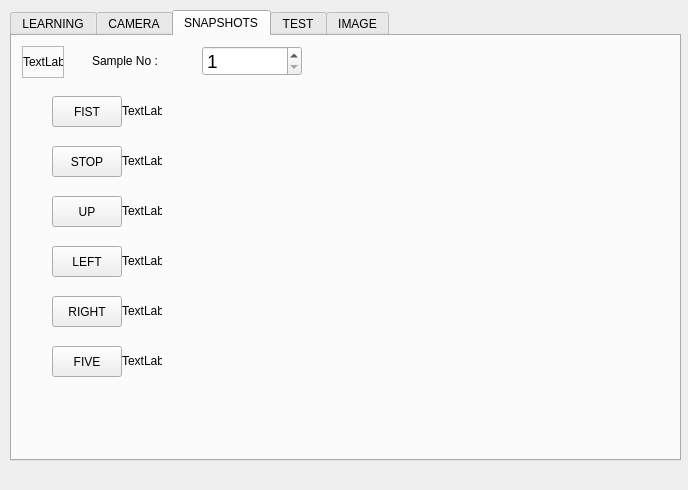
Old version of the form mainwindow.ui in the repository ahmetcihan/hand_recognition.
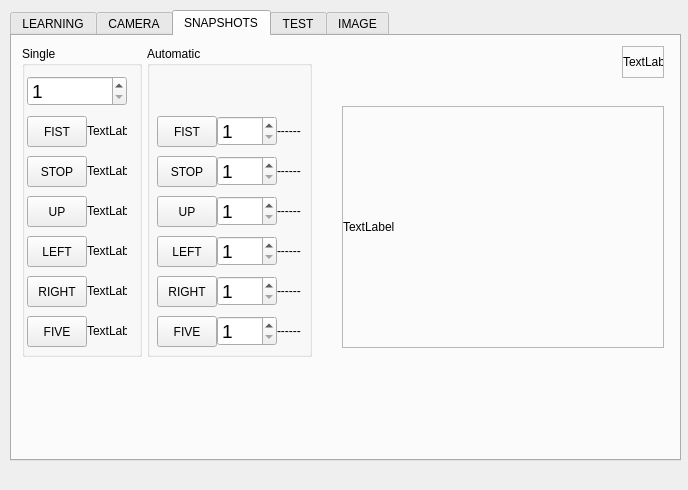
New version of the form. The open tabs and pages were chosen to show the change.

Commit message: worked perfect with 500 samples

```diff
--- a/mainwindow.ui
+++ b/mainwindow.ui
@@ -597,24 +597,52 @@
      <attribute name="title">
       <string>SNAPSHOTS</string>
      </attribute>
-     <widget class="QPushButton" name="pushButton_snapshot_left">
+     <widget class="QFrame" name="frame_3">
       <property name="geometry">
        <rect>
-        <x>40</x>
-        <y>210</y>
-        <width>70</width>
-        <height>31</height>
+        <x>610</x>
+        <y>10</y>
+        <width>42</width>
+        <height>32</height>
+       </rect>
+      </property>
+      <property name="frameShape">
+       <enum>QFrame::StyledPanel</enum>
+      </property>
+      <property name="frameShadow">
+       <enum>QFrame::Raised</enum>
+      </property>
+      <widget class="QLabel" name="label_video_small_monochrome_2">
+       <property name="geometry">
+        <rect>
+         <x>1</x>
+         <y>1</y>
+         <width>40</width>
+         <height>30</height>
        </rect>
       </property>
       <property name="text">
-       <string>LEFT</string>
-      </property>
-     </widget>
+        <string>TextLabel</string>
+       </property>
+      </widget>
+     </widget>
+     <widget class="QGroupBox" name="groupBox_2">
+      <property name="geometry">
+       <rect>
+        <x>10</x>
+        <y>10</y>
+        <width>120</width>
+        <height>311</height>
+       </rect>
+      </property>
+      <property name="title">
+       <string>Single</string>
+      </property>
      <widget class="QLabel" name="label_snapshot_five">
       <property name="geometry">
        <rect>
-        <x>110</x>
-        <y>310</y>
+         <x>65</x>
+         <y>270</y>
         <width>40</width>
         <height>30</height>
        </rect>
@@ -623,50 +651,37 @@
        <string>TextLabel</string>
       </property>
      </widget>
-     <widget class="QLabel" name="label_snapshot_stop">
+      <widget class="QPushButton" name="pushButton_snapshot_left">
       <property name="geometry">
        <rect>
-        <x>110</x>
+         <x>5</x>
+         <y>190</y>
+         <width>60</width>
+         <height>31</height>
+        </rect>
+       </property>
+       <property name="text">
+        <string>LEFT</string>
+       </property>
+      </widget>
+      <widget class="QPushButton" name="pushButton_snapshot_stop">
+       <property name="geometry">
+        <rect>
+         <x>5</x>
         <y>110</y>
-        <width>40</width>
-        <height>30</height>
-       </rect>
-      </property>
-      <property name="text">
-       <string>TextLabel</string>
-      </property>
-     </widget>
-     <widget class="QPushButton" name="pushButton_snapshot_up">
-      <property name="geometry">
-       <rect>
-        <x>40</x>
-        <y>160</y>
-        <width>70</width>
+         <width>60</width>
         <height>31</height>
        </rect>
       </property>
       <property name="text">
-       <string>UP</string>
-      </property>
-     </widget>
-     <widget class="QPushButton" name="pushButton_snapshot_fist">
-      <property name="geometry">
-       <rect>
-        <x>40</x>
-        <y>60</y>
-        <width>70</width>
-        <height>31</height>
-       </rect>
-      </property>
-      <property name="text">
-       <string>FIST</string>
+        <string>STOP</string>
       </property>
      </widget>
      <widget class="QLabel" name="label_snapshot_up">
       <property name="geometry">
        <rect>
-        <x>110</x>
-        <y>160</y>
+         <x>65</x>
+         <y>150</y>
         <width>40</width>
         <height>30</height>
        </rect>
@@ -675,25 +690,12 @@
        <string>TextLabel</string>
       </property>
      </widget>
-     <widget class="QPushButton" name="pushButton_snapshot_right">
-      <property name="geometry">
-       <rect>
-        <x>40</x>
-        <y>260</y>
-        <width>70</width>
-        <height>31</height>
-       </rect>
-      </property>
-      <property name="text">
-       <string>RIGHT</string>
-      </property>
-     </widget>
      <widget class="QPushButton" name="pushButton_snapshot_five">
       <property name="geometry">
        <rect>
-        <x>40</x>
-        <y>310</y>
-        <width>70</width>
+         <x>5</x>
+         <y>270</y>
+         <width>60</width>
         <height>31</height>
        </rect>
       </property>
@@ -701,37 +703,11 @@
        <string>FIVE</string>
       </property>
      </widget>
-     <widget class="QLabel" name="label_snapshot_left">
-      <property name="geometry">
-       <rect>
-        <x>110</x>
-        <y>210</y>
-        <width>40</width>
-        <height>30</height>
-       </rect>
-      </property>
-      <property name="text">
-       <string>TextLabel</string>
-      </property>
-     </widget>
-     <widget class="QLabel" name="label_snapshot_right">
-      <property name="geometry">
-       <rect>
-        <x>110</x>
-        <y>260</y>
-        <width>40</width>
-        <height>30</height>
-       </rect>
-      </property>
-      <property name="text">
-       <string>TextLabel</string>
-      </property>
-     </widget>
      <widget class="QLabel" name="label_snapshot_fist">
       <property name="geometry">
        <rect>
-        <x>110</x>
-        <y>60</y>
+         <x>65</x>
+         <y>70</y>
         <width>40</width>
         <height>30</height>
        </rect>
@@ -740,37 +716,37 @@
        <string>TextLabel</string>
       </property>
      </widget>
-     <widget class="QPushButton" name="pushButton_snapshot_stop">
+      <widget class="QLabel" name="label_snapshot_right">
       <property name="geometry">
        <rect>
-        <x>40</x>
-        <y>110</y>
-        <width>70</width>
+         <x>65</x>
+         <y>230</y>
+         <width>40</width>
+         <height>30</height>
+        </rect>
+       </property>
+       <property name="text">
+        <string>TextLabel</string>
+       </property>
+      </widget>
+      <widget class="QPushButton" name="pushButton_snapshot_up">
+       <property name="geometry">
+        <rect>
+         <x>5</x>
+         <y>150</y>
+         <width>60</width>
         <height>31</height>
        </rect>
       </property>
       <property name="text">
-       <string>STOP</string>
-      </property>
-     </widget>
-     <widget class="QLabel" name="label">
-      <property name="geometry">
-       <rect>
-        <x>80</x>
-        <y>10</y>
-        <width>100</width>
-        <height>30</height>
-       </rect>
-      </property>
-      <property name="text">
-       <string>Sample No :</string>
+        <string>UP</string>
       </property>
      </widget>
      <widget class="QSpinBox" name="spinBox_snapshot_no">
       <property name="geometry">
        <rect>
-        <x>190</x>
-        <y>10</y>
+         <x>5</x>
+         <y>30</y>
         <width>100</width>
         <height>30</height>
        </rect>
@@ -787,13 +763,361 @@
        <number>200</number>
       </property>
      </widget>
-     <widget class="QFrame" name="frame_3">
+      <widget class="QPushButton" name="pushButton_snapshot_fist">
       <property name="geometry">
        <rect>
-        <x>10</x>
+         <x>5</x>
+         <y>70</y>
+         <width>60</width>
+         <height>31</height>
+        </rect>
+       </property>
+       <property name="text">
+        <string>FIST</string>
+       </property>
+      </widget>
+      <widget class="QPushButton" name="pushButton_snapshot_right">
+       <property name="geometry">
+        <rect>
+         <x>5</x>
+         <y>230</y>
+         <width>60</width>
+         <height>31</height>
+        </rect>
+       </property>
+       <property name="text">
+        <string>RIGHT</string>
+       </property>
+      </widget>
+      <widget class="QLabel" name="label_snapshot_left">
+       <property name="geometry">
+        <rect>
+         <x>65</x>
+         <y>190</y>
+         <width>40</width>
+         <height>30</height>
+        </rect>
+       </property>
+       <property name="text">
+        <string>TextLabel</string>
+       </property>
+      </widget>
+      <widget class="QLabel" name="label_snapshot_stop">
+       <property name="geometry">
+        <rect>
+         <x>65</x>
+         <y>110</y>
+         <width>40</width>
+         <height>30</height>
+        </rect>
+       </property>
+       <property name="text">
+        <string>TextLabel</string>
+       </property>
+      </widget>
+     </widget>
+     <widget class="QGroupBox" name="groupBox_3">
+      <property name="geometry">
+       <rect>
+        <x>135</x>
         <y>10</y>
-        <width>42</width>
-        <height>32</height>
+        <width>165</width>
+        <height>311</height>
+       </rect>
+      </property>
+      <property name="title">
+       <string>Automatic</string>
+      </property>
+      <widget class="QSpinBox" name="spinBox_snapshot_fist_last">
+       <property name="geometry">
+        <rect>
+         <x>70</x>
+         <y>70</y>
+         <width>60</width>
+         <height>30</height>
+        </rect>
+       </property>
+       <property name="font">
+        <font>
+         <pointsize>14</pointsize>
+        </font>
+       </property>
+       <property name="minimum">
+        <number>1</number>
+       </property>
+       <property name="maximum">
+        <number>1000</number>
+       </property>
+      </widget>
+      <widget class="QPushButton" name="pushButton_snapshot_up_automatic">
+       <property name="geometry">
+        <rect>
+         <x>10</x>
+         <y>150</y>
+         <width>60</width>
+         <height>31</height>
+        </rect>
+       </property>
+       <property name="text">
+        <string>UP</string>
+       </property>
+      </widget>
+      <widget class="QPushButton" name="pushButton_snapshot_five_automatic">
+       <property name="geometry">
+        <rect>
+         <x>10</x>
+         <y>270</y>
+         <width>60</width>
+         <height>31</height>
+        </rect>
+       </property>
+       <property name="text">
+        <string>FIVE</string>
+       </property>
+      </widget>
+      <widget class="QPushButton" name="pushButton_snapshot_stop_automatic">
+       <property name="geometry">
+        <rect>
+         <x>10</x>
+         <y>110</y>
+         <width>60</width>
+         <height>31</height>
+        </rect>
+       </property>
+       <property name="text">
+        <string>STOP</string>
+       </property>
+      </widget>
+      <widget class="QPushButton" name="pushButton_snapshot_right_automatic">
+       <property name="geometry">
+        <rect>
+         <x>10</x>
+         <y>230</y>
+         <width>60</width>
+         <height>31</height>
+        </rect>
+       </property>
+       <property name="text">
+        <string>RIGHT</string>
+       </property>
+      </widget>
+      <widget class="QPushButton" name="pushButton_snapshot_left_automatic">
+       <property name="geometry">
+        <rect>
+         <x>10</x>
+         <y>190</y>
+         <width>60</width>
+         <height>31</height>
+        </rect>
+       </property>
+       <property name="text">
+        <string>LEFT</string>
+       </property>
+      </widget>
+      <widget class="QPushButton" name="pushButton_snapshot_fist_automatic">
+       <property name="geometry">
+        <rect>
+         <x>10</x>
+         <y>70</y>
+         <width>60</width>
+         <height>31</height>
+        </rect>
+       </property>
+       <property name="text">
+        <string>FIST</string>
+       </property>
+      </widget>
+      <widget class="QSpinBox" name="spinBox_snapshot_stop_last">
+       <property name="geometry">
+        <rect>
+         <x>70</x>
+         <y>110</y>
+         <width>60</width>
+         <height>30</height>
+        </rect>
+       </property>
+       <property name="font">
+        <font>
+         <pointsize>14</pointsize>
+        </font>
+       </property>
+       <property name="minimum">
+        <number>1</number>
+       </property>
+       <property name="maximum">
+        <number>1000</number>
+       </property>
+      </widget>
+      <widget class="QSpinBox" name="spinBox_snapshot_up_last">
+       <property name="geometry">
+        <rect>
+         <x>70</x>
+         <y>150</y>
+         <width>60</width>
+         <height>30</height>
+        </rect>
+       </property>
+       <property name="font">
+        <font>
+         <pointsize>14</pointsize>
+        </font>
+       </property>
+       <property name="minimum">
+        <number>1</number>
+       </property>
+       <property name="maximum">
+        <number>1000</number>
+       </property>
+      </widget>
+      <widget class="QSpinBox" name="spinBox_snapshot_left_last">
+       <property name="geometry">
+        <rect>
+         <x>70</x>
+         <y>190</y>
+         <width>60</width>
+         <height>30</height>
+        </rect>
+       </property>
+       <property name="font">
+        <font>
+         <pointsize>14</pointsize>
+        </font>
+       </property>
+       <property name="minimum">
+        <number>1</number>
+       </property>
+       <property name="maximum">
+        <number>1000</number>
+       </property>
+      </widget>
+      <widget class="QSpinBox" name="spinBox_snapshot_right_last">
+       <property name="geometry">
+        <rect>
+         <x>70</x>
+         <y>230</y>
+         <width>60</width>
+         <height>30</height>
+        </rect>
+       </property>
+       <property name="font">
+        <font>
+         <pointsize>14</pointsize>
+        </font>
+       </property>
+       <property name="minimum">
+        <number>1</number>
+       </property>
+       <property name="maximum">
+        <number>1000</number>
+       </property>
+      </widget>
+      <widget class="QSpinBox" name="spinBox_snapshot_five_last">
+       <property name="geometry">
+        <rect>
+         <x>70</x>
+         <y>270</y>
+         <width>60</width>
+         <height>30</height>
+        </rect>
+       </property>
+       <property name="font">
+        <font>
+         <pointsize>14</pointsize>
+        </font>
+       </property>
+       <property name="minimum">
+        <number>1</number>
+       </property>
+       <property name="maximum">
+        <number>1000</number>
+       </property>
+      </widget>
+      <widget class="QLabel" name="label_snap_auto_fist">
+       <property name="geometry">
+        <rect>
+         <x>130</x>
+         <y>70</y>
+         <width>30</width>
+         <height>30</height>
+        </rect>
+       </property>
+       <property name="text">
+        <string>------</string>
+       </property>
+      </widget>
+      <widget class="QLabel" name="label_snap_auto_stop">
+       <property name="geometry">
+        <rect>
+         <x>130</x>
+         <y>110</y>
+         <width>30</width>
+         <height>30</height>
+        </rect>
+       </property>
+       <property name="text">
+        <string>------</string>
+       </property>
+      </widget>
+      <widget class="QLabel" name="label_snap_auto_up">
+       <property name="geometry">
+        <rect>
+         <x>130</x>
+         <y>150</y>
+         <width>30</width>
+         <height>30</height>
+        </rect>
+       </property>
+       <property name="text">
+        <string>------</string>
+       </property>
+      </widget>
+      <widget class="QLabel" name="label_snap_auto_left">
+       <property name="geometry">
+        <rect>
+         <x>130</x>
+         <y>190</y>
+         <width>30</width>
+         <height>30</height>
+        </rect>
+       </property>
+       <property name="text">
+        <string>------</string>
+       </property>
+      </widget>
+      <widget class="QLabel" name="label_snap_auto_right">
+       <property name="geometry">
+        <rect>
+         <x>130</x>
+         <y>230</y>
+         <width>30</width>
+         <height>30</height>
+        </rect>
+       </property>
+       <property name="text">
+        <string>------</string>
+       </property>
+      </widget>
+      <widget class="QLabel" name="label_snap_auto_five">
+       <property name="geometry">
+        <rect>
+         <x>130</x>
+         <y>270</y>
+         <width>30</width>
+         <height>30</height>
+        </rect>
+       </property>
+       <property name="text">
+        <string>------</string>
+       </property>
+      </widget>
+     </widget>
+     <widget class="QFrame" name="frame_7">
+      <property name="geometry">
+       <rect>
+        <x>330</x>
+        <y>70</y>
+        <width>322</width>
+        <height>242</height>
        </rect>
       </property>
       <property name="frameShape">
@@ -802,13 +1126,13 @@
       <property name="frameShadow">
        <enum>QFrame::Raised</enum>
       </property>
-      <widget class="QLabel" name="label_video_small_monochrome_2">
+      <widget class="QLabel" name="label_video_monocrome_2">
        <property name="geometry">
         <rect>
          <x>1</x>
          <y>1</y>
-         <width>40</width>
-         <height>30</height>
+         <width>320</width>
+         <height>240</height>
         </rect>
        </property>
        <property name="text">
```
Left out of the diff: 2 changed lines with no effect on the pictures. Lines whose indentation alone changed are shown as unchanged. The commit also changes 7 other files.
